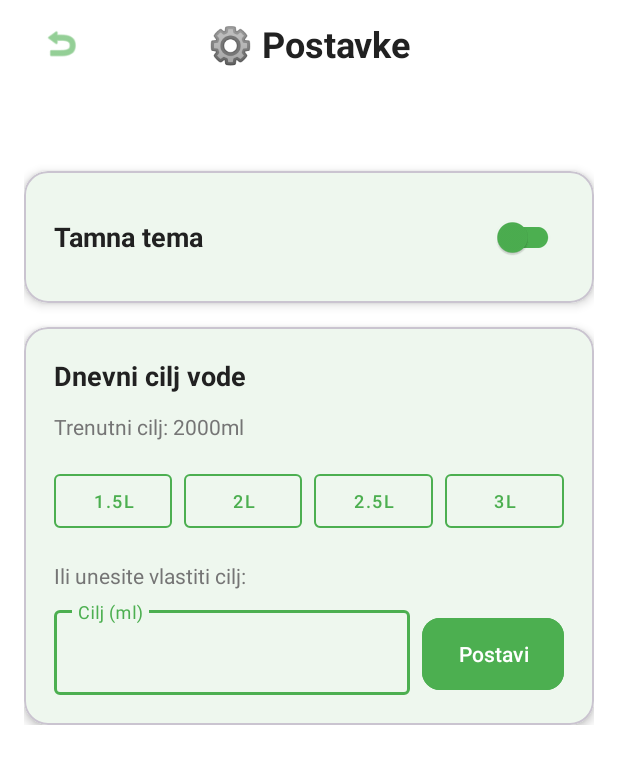
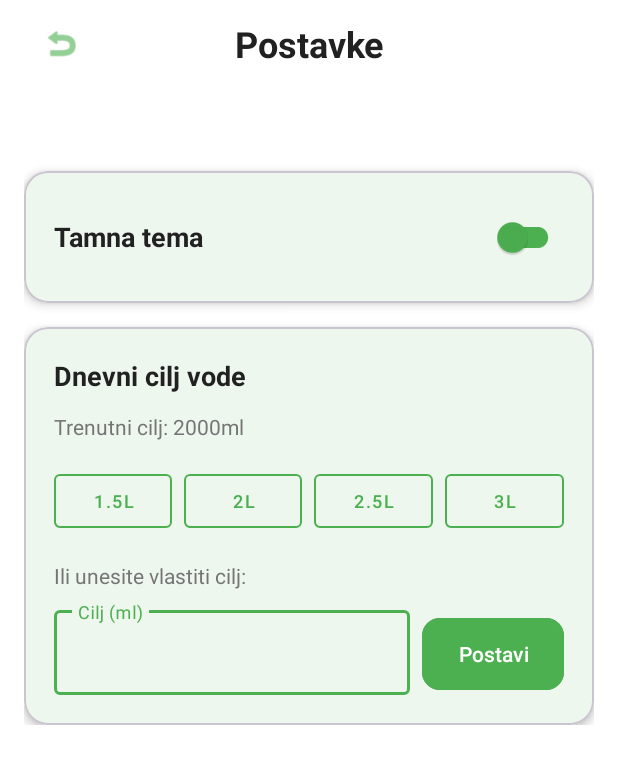
Before and after one commit to secretcherry/Hydration-Garden, an Android app built with Jetpack Compose: the SettingsActivity screen opened directly, with no data from a screen before it, on a phone screen of 412 x 824 dp. Shown: the top 764 px of the screen. Run offline under Robolectric (Android 15) with nearby library versions, the phone set to English and light mode, and no system bars; our stand-ins replace Firebase (no records; nobody signed in at launch, a user with empty details on screens opened directly).

Commit message:
Zadnji touch-ups

```diff
--- a/app/src/main/java/com/example/hydrationgarden/GardenActivity.java
+++ b/app/src/main/java/com/example/hydrationgarden/GardenActivity.java
@@ -145,7 +145,7 @@ public class GardenActivity extends AppCompatActivity implements PlantAdapter.On
         String title, subtitle;
 
         if (isGoalAchieved) {
-            title = "Tvoj vrt cvjeta! 🌸";
+            title = "🌸 Tvoj vrt cvjeta! 🌸";
             subtitle = String.format("Sve biljke su sretne! Postigao si %d/%d ml (%d%%)",
                     currentIntake, dailyGoal, (currentIntake * 100) / dailyGoal);
         } else {
--- a/app/src/main/res/layout/activity_dashboard.xml
+++ b/app/src/main/res/layout/activity_dashboard.xml
@@ -172,7 +172,6 @@
 
             </com.google.android.material.card.MaterialCardView>
 
-            <!-- Plant Preview Card - SADA CLICKABLE -->
             <com.google.android.material.card.MaterialCardView
                 android:id="@+id/cardPlantPreview"
                 android:layout_width="match_parent"
@@ -223,7 +222,7 @@
                             android:textColor="@color/text_primary"
                             android:textSize="16sp" />
 
-                        <!-- Dodaj strelicu da pokaže da je clickable -->
+
                         <ImageView
                             android:layout_width="24dp"
                             android:layout_height="24dp"
--- a/app/src/main/res/layout/activity_settings.xml
+++ b/app/src/main/res/layout/activity_settings.xml
@@ -42,7 +42,7 @@
                 <TextView
                     android:layout_width="wrap_content"
                     android:layout_height="wrap_content"
-                    android:text="⚙️ Postavke"
+                    android:text="Postavke"
                     android:textColor="@color/text_primary"
                     android:textSize="24sp"
                     android:textStyle="bold"
```
